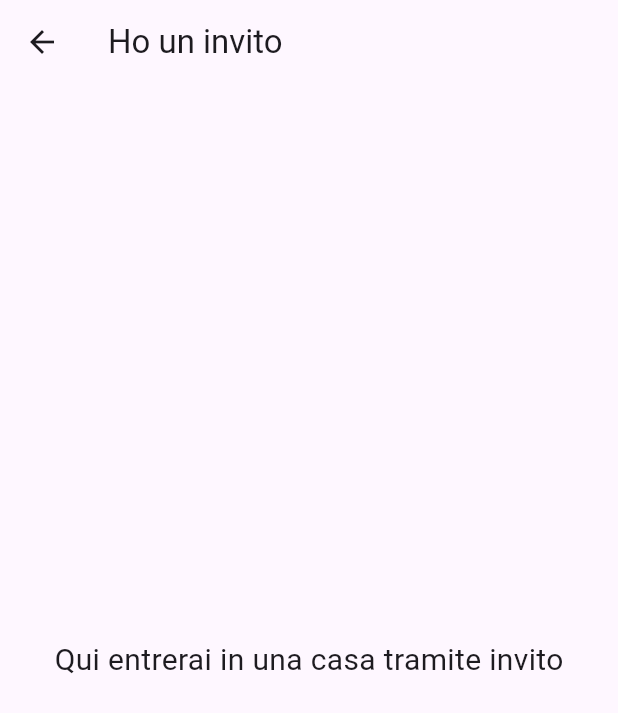
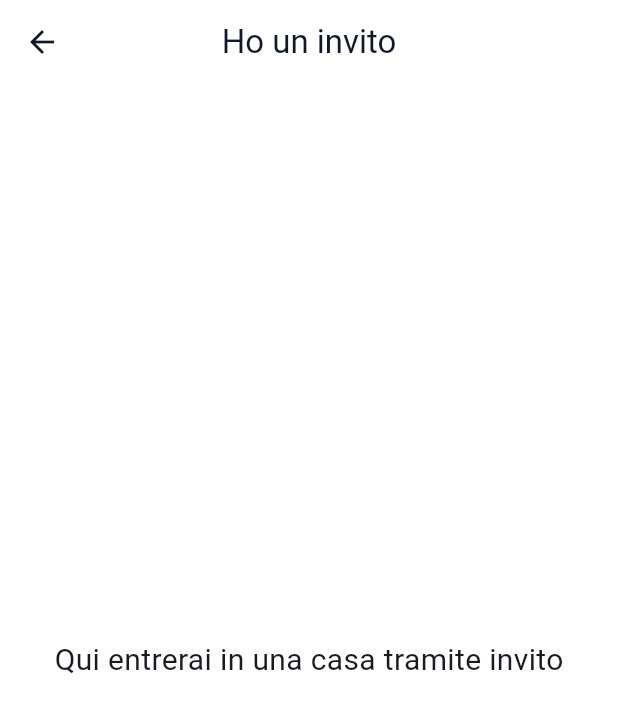
Before and after one commit to samibenhassen1994-hash/gubify, a Flutter app: the screen it shows after launch, after a tap on "Ho un invito", on a phone screen of 412 x 824 dp. Shown: the top 713 px of the screen. Run offline on Flutter 3.47's test engine with Material 3 defaults, Android fonts, the phone set to English and light mode, and no system bars.

Commit message:
Aggiunto tema globale dell'app

```diff
--- a/lib/main.dart
+++ b/lib/main.dart
@@ -1,5 +1,6 @@
 import 'package:flutter/material.dart';
 import 'screens/welcome_screen.dart';
+import 'theme/app_theme.dart';
 
 void main() {
   runApp(const HomyouApp());
@@ -10,10 +11,11 @@ class HomyouApp extends StatelessWidget {
 
   @override
   Widget build(BuildContext context) {
-    return MaterialApp(
-      debugShowCheckedModeBanner: false,
-      title: 'Homyou',
-      home: const WelcomeScreen(),
-    );
+   return MaterialApp(
+  debugShowCheckedModeBanner: false,
+  title: 'Homyou',
+  theme: AppTheme.lightTheme,
+  home: const WelcomeScreen(),
+);
   }
 }
--- /dev/null
+++ b/lib/theme/app_colors.dart
@@ -0,0 +1,17 @@
+import 'package:flutter/material.dart';
+
+class AppColors {
+  AppColors._();
+
+  static const Color primary = Color(0xFF2563EB);
+
+  static const Color background = Color(0xFFFFFFFF);
+
+  static const Color textPrimary = Color(0xFF111827);
+
+  static const Color textSecondary = Color(0xFF6B7280);
+
+  static const Color border = Color(0xFFE5E7EB);
+
+  static const Color success = Color(0xFF22C55E);
+}
--- /dev/null
+++ b/lib/theme/app_theme.dart
@@ -0,0 +1,23 @@
+import 'package:flutter/material.dart';
+import 'app_colors.dart';
+
+class AppTheme {
+  AppTheme._();
+
+  static ThemeData lightTheme = ThemeData(
+    useMaterial3: true,
+
+    scaffoldBackgroundColor: AppColors.background,
+
+    colorScheme: ColorScheme.fromSeed(
+      seedColor: AppColors.primary,
+    ),
+
+    appBarTheme: const AppBarTheme(
+      elevation: 0,
+      backgroundColor: Colors.white,
+      foregroundColor: AppColors.textPrimary,
+      centerTitle: true,
+    ),
+  );
+}
```
Also changed, not shown: lib/assets/logo.png (added), lib/widgets/homyou_logo.dart (added).
